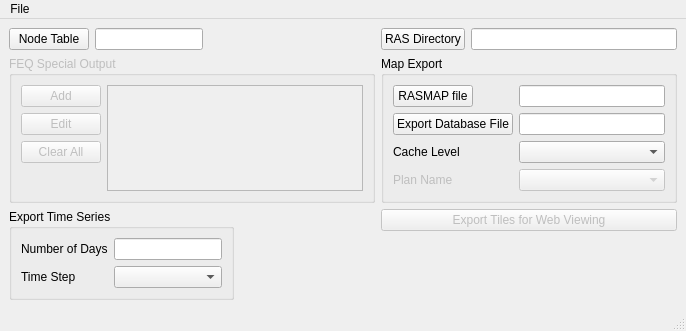
The window that feqrasmapper.ui (apdunn2/FEQ-Special-Output-to-RAS) describes before a commit, drawn with Qt 5.
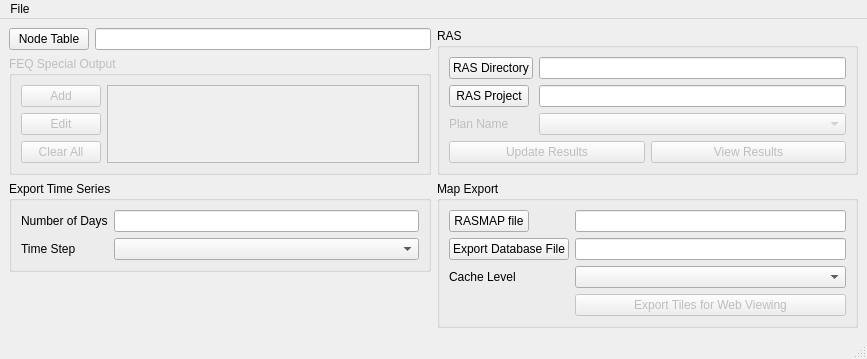
The same window after the commit.

```diff
--- a/feqrasmapper.ui
+++ b/feqrasmapper.ui
@@ -6,15 +6,15 @@
    <rect>
     <x>0</x>
     <y>0</y>
-    <width>686</width>
-    <height>312</height>
+    <width>867</width>
+    <height>358</height>
    </rect>
   </property>
   <property name="windowTitle">
    <string>FEQ RAS mapper</string>
   </property>
   <widget class="QWidget" name="centralwidget">
-   <layout class="QFormLayout" name="formLayout_3">
+   <layout class="QGridLayout" name="gridLayout">
     <item row="0" column="0">
      <layout class="QHBoxLayout" name="horizontalLayout">
       <item>
@@ -33,23 +33,83 @@
       </item>
      </layout>
     </item>
-    <item row="0" column="1">
-     <layout class="QHBoxLayout" name="horizontalLayout_3">
-      <item>
-       <widget class="QPushButton" name="rasDirPushButton">
-        <property name="text">
-         <string>RAS Directory</string>
-        </property>
-       </widget>
-      </item>
-      <item>
-       <widget class="QLineEdit" name="rasDirLineEdit">
-        <property name="readOnly">
-         <bool>true</bool>
-        </property>
-       </widget>
-      </item>
-     </layout>
+    <item row="0" column="1" rowspan="2">
+     <widget class="QGroupBox" name="RASGroupBox">
+      <property name="title">
+       <string>RAS</string>
+      </property>
+      <layout class="QFormLayout" name="formLayout_3">
+       <item row="0" column="0">
+        <widget class="QPushButton" name="rasDirPushButton">
+         <property name="text">
+          <string>RAS Directory</string>
+         </property>
+        </widget>
+       </item>
+       <item row="0" column="1">
+        <widget class="QLineEdit" name="rasDirLineEdit">
+         <property name="readOnly">
+          <bool>true</bool>
+         </property>
+        </widget>
+       </item>
+       <item row="1" column="0">
+        <widget class="QPushButton" name="rasProjectPushButton">
+         <property name="text">
+          <string>RAS Project</string>
+         </property>
+        </widget>
+       </item>
+       <item row="1" column="1">
+        <widget class="QLineEdit" name="rasProjectLineEdit">
+         <property name="readOnly">
+          <bool>true</bool>
+         </property>
+        </widget>
+       </item>
+       <item row="2" column="0">
+        <widget class="QLabel" name="planNameLabel">
+         <property name="enabled">
+          <bool>false</bool>
+         </property>
+         <property name="text">
+          <string>Plan Name</string>
+         </property>
+        </widget>
+       </item>
+       <item row="2" column="1">
+        <widget class="QComboBox" name="planNameComboBox">
+         <property name="enabled">
+          <bool>false</bool>
+         </property>
+        </widget>
+       </item>
+       <item row="3" column="0" colspan="2">
+        <layout class="QHBoxLayout" name="horizontalLayout_3">
+         <item>
+          <widget class="QPushButton" name="updateResultsPushButton">
+           <property name="enabled">
+            <bool>false</bool>
+           </property>
+           <property name="text">
+            <string>Update Results</string>
+           </property>
+          </widget>
+         </item>
+         <item>
+          <widget class="QPushButton" name="viewResultsPushButton">
+           <property name="enabled">
+            <bool>false</bool>
+           </property>
+           <property name="text">
+            <string>View Results</string>
+           </property>
+          </widget>
+         </item>
+        </layout>
+       </item>
+      </layout>
+     </widget>
     </item>
     <item row="1" column="0">
      <widget class="QGroupBox" name="feqSpecOutputGroupBox">
@@ -104,7 +164,36 @@
       </layout>
      </widget>
     </item>
-    <item row="1" column="1">
+    <item row="2" column="0">
+     <widget class="QGroupBox" name="groupBox_3">
+      <property name="title">
+       <string>Export Time Series</string>
+      </property>
+      <layout class="QFormLayout" name="formLayout">
+       <item row="0" column="0">
+        <widget class="QLabel" name="label">
+         <property name="text">
+          <string>Number of Days</string>
+         </property>
+        </widget>
+       </item>
+       <item row="1" column="0">
+        <widget class="QLabel" name="label_2">
+         <property name="text">
+          <string>Time Step</string>
+         </property>
+        </widget>
+       </item>
+       <item row="0" column="1">
+        <widget class="QLineEdit" name="numDaysLineEdit"/>
+       </item>
+       <item row="1" column="1">
+        <widget class="QComboBox" name="timeStepComboBox"/>
+       </item>
+      </layout>
+     </widget>
+    </item>
+    <item row="2" column="1" rowspan="2">
      <widget class="QGroupBox" name="groupBox_2">
       <property name="title">
        <string>Map Export</string>
@@ -151,79 +240,45 @@
        <item row="2" column="1">
         <widget class="QComboBox" name="cacheLevelComboBox"/>
        </item>
-       <item row="3" column="0">
-        <widget class="QLabel" name="planNameLabel">
-         <property name="enabled">
-          <bool>false</bool>
-         </property>
-         <property name="text">
-          <string>Plan Name</string>
-         </property>
-        </widget>
-       </item>
        <item row="3" column="1">
-        <widget class="QComboBox" name="planNameComboBox">
+        <widget class="QPushButton" name="exportTilesPushButton">
          <property name="enabled">
           <bool>false</bool>
          </property>
-        </widget>
-       </item>
-      </layout>
-     </widget>
-    </item>
-    <item row="2" column="0">
-     <widget class="QGroupBox" name="groupBox_3">
-      <property name="title">
-       <string>Export Time Series</string>
-      </property>
-      <layout class="QFormLayout" name="formLayout">
-       <item row="0" column="0">
-        <widget class="QLabel" name="label">
          <property name="text">
-          <string>Number of Days</string>
+          <string>Export Tiles for Web Viewing</string>
          </property>
-         <property name="buddy">
-          <cstring>numDaysLineEdit</cstring>
-         </property>
         </widget>
        </item>
-       <item row="0" column="1">
-        <widget class="QLineEdit" name="numDaysLineEdit"/>
-       </item>
-       <item row="1" column="0">
-        <widget class="QLabel" name="label_2">
-         <property name="text">
-          <string>Time Step</string>
-         </property>
-         <property name="buddy">
-          <cstring>timeStepComboBox</cstring>
-         </property>
-        </widget>
-       </item>
-       <item row="1" column="1">
-        <widget class="QComboBox" name="timeStepComboBox"/>
-       </item>
       </layout>
      </widget>
     </item>
-    <item row="2" column="1">
-     <widget class="QPushButton" name="exportTilesPushButton">
-      <property name="enabled">
-       <bool>false</bool>
+    <item row="3" column="0">
+     <spacer name="verticalSpacer">
+      <property name="orientation">
+       <enum>Qt::Vertical</enum>
       </property>
-      <property name="text">
-       <string>Export Tiles for Web Viewing</string>
+      <property name="sizeHint" stdset="0">
+       <size>
+        <width>20</width>
+        <height>52</height>
+       </size>
       </property>
-     </widget>
+     </spacer>
     </item>
    </layout>
+   <zorder>RASGroupBox</zorder>
+   <zorder>feqSpecOutputGroupBox</zorder>
+   <zorder>groupBox_2</zorder>
+   <zorder>groupBox_3</zorder>
+   <zorder>verticalSpacer</zorder>
   </widget>
   <widget class="QMenuBar" name="menubar">
    <property name="geometry">
     <rect>
      <x>0</x>
      <y>0</y>
-     <width>686</width>
+     <width>867</width>
      <height>21</height>
     </rect>
    </property>
```
Left out of the diff: 3 changed lines with no effect on the pictures.
